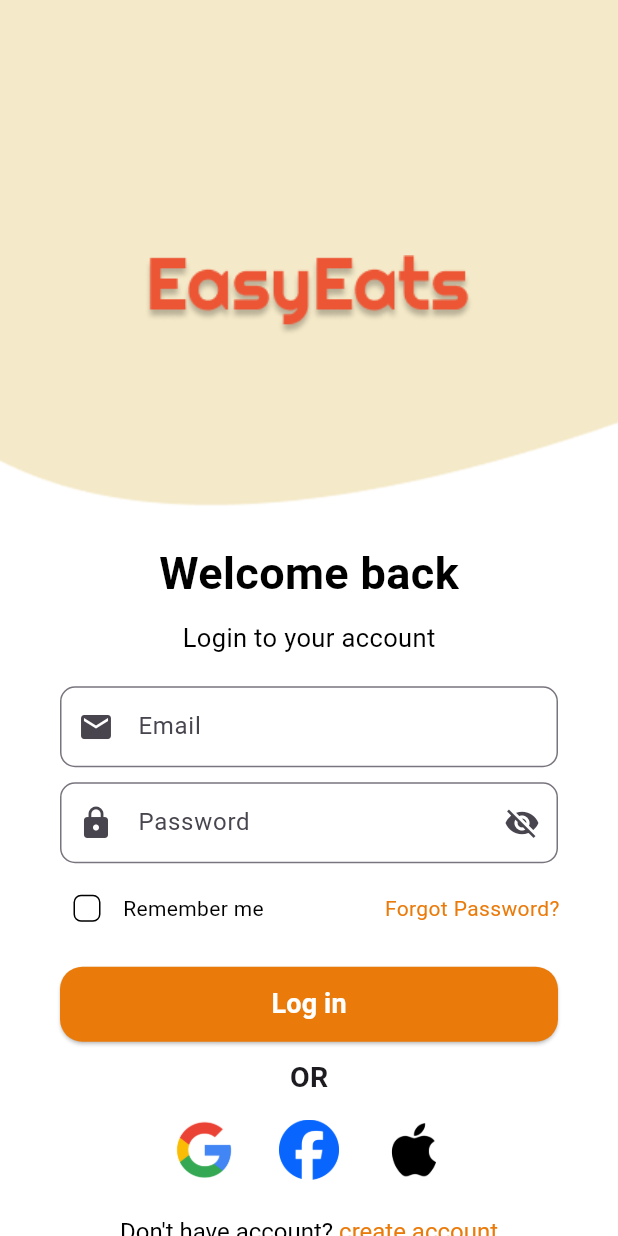
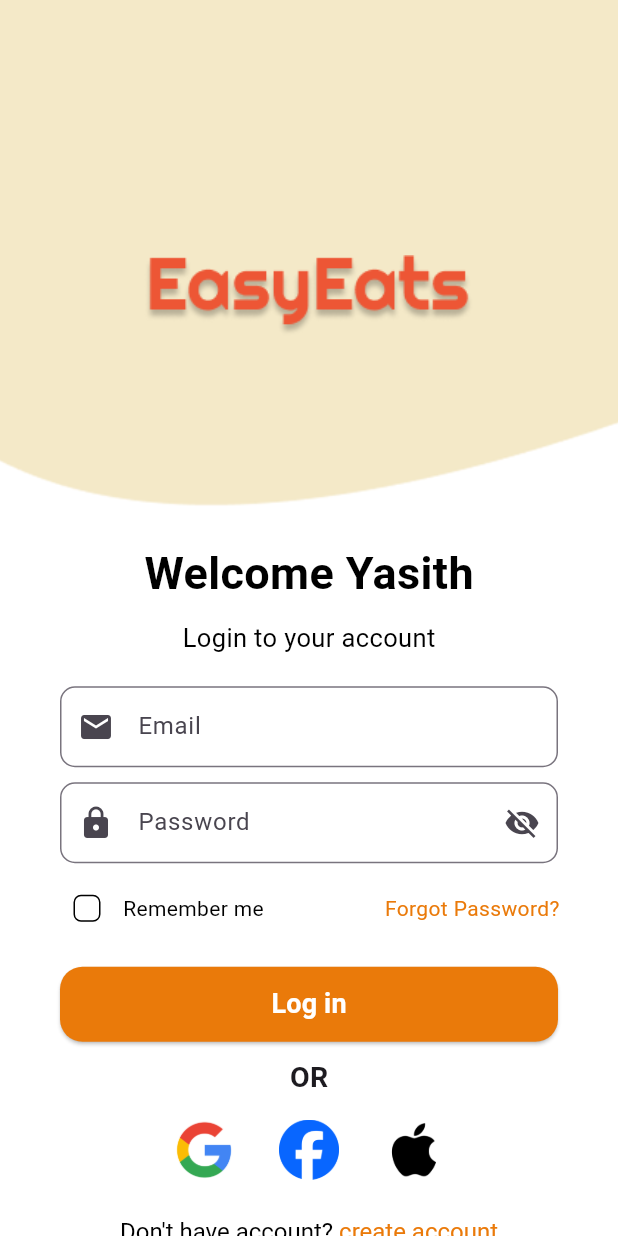
Before and after one commit to ssgamage/foodapp, a Flutter app: the screen it shows after launch, on a phone screen of 412 x 824 dp. Run offline on Flutter 3.47's test engine with Material 3 defaults, Android fonts, the phone set to English and light mode, and no system bars.

Commit message:
For test

```diff
--- a/lib/pages/validationFlow/login_page.dart
+++ b/lib/pages/validationFlow/login_page.dart
@@ -49,7 +49,7 @@ class _LoginPageState extends State<LoginPage> {
                     mainAxisAlignment: MainAxisAlignment.start,
                     children: [
                       const Text(
-                        'Welcome back',
+                        'Welcome Yasith',
                         style: TextStyle(
                           fontSize: 30,
                           color: CustomColor.textBlack,
```
